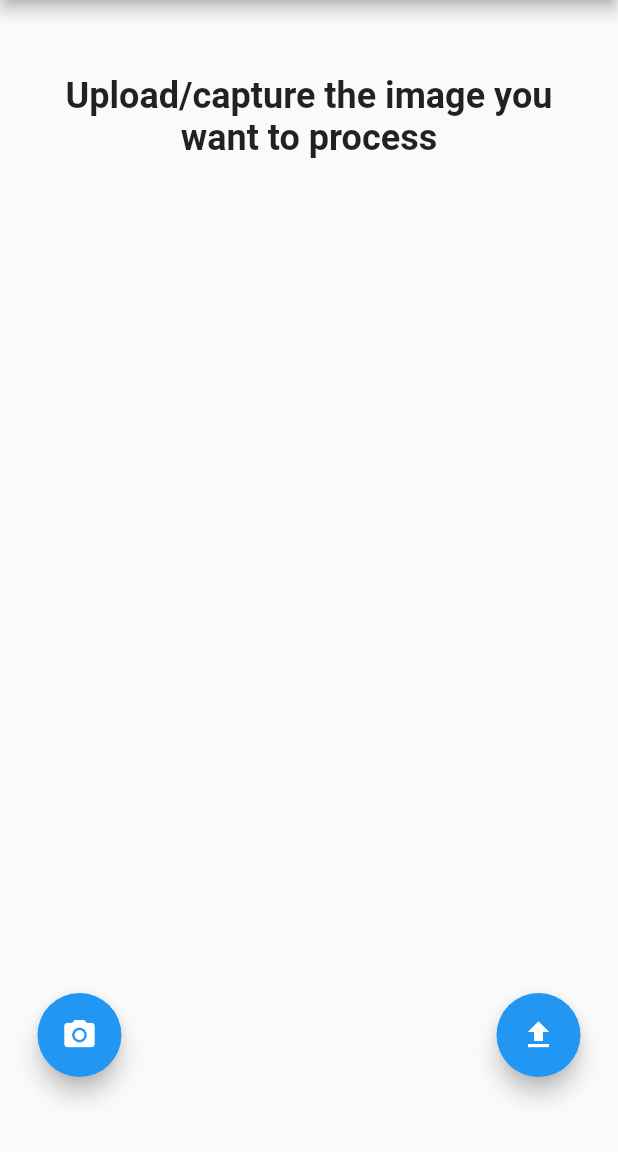
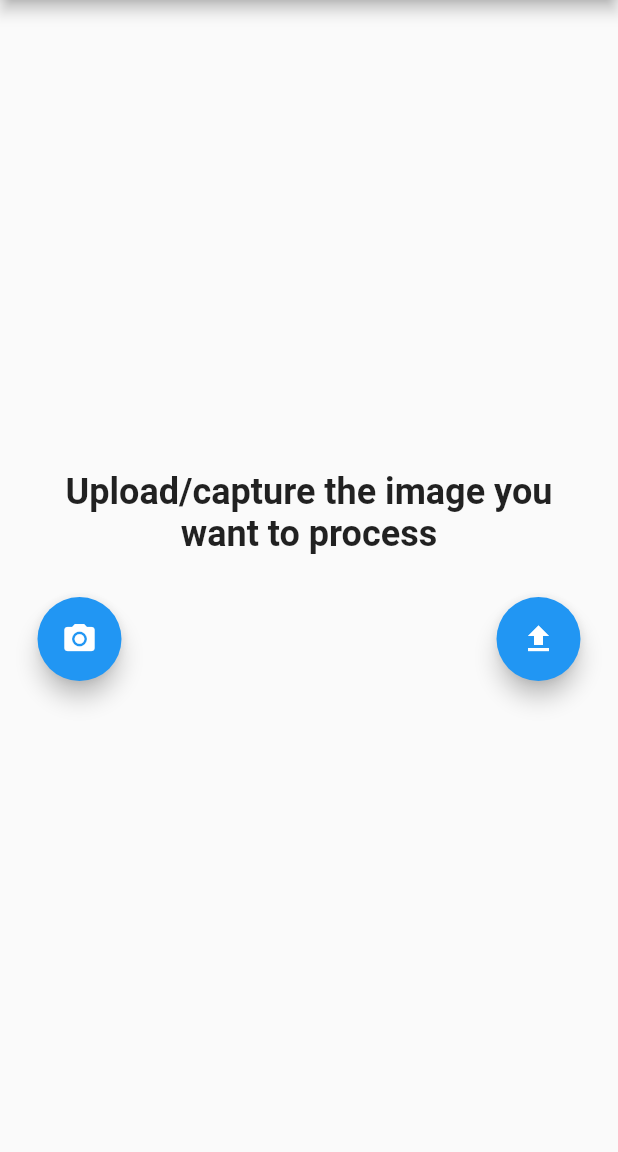
Before and after one commit to sebderhy/visionapi, a Flutter app: the screen it shows after launch, after a tap on "Background Segmentation", on a phone screen of 412 x 824 dp, the part 84-1236 px from its top. Run offline on Flutter 3.47's test engine with Material 2 defaults, Android fonts, the light colour scheme and no system bars; our stand-ins replace image_picker.

Commit message:
modified flutter app to support URL download

```diff
--- a/visionapp/lib/algo_choice.dart
+++ b/visionapp/lib/algo_choice.dart
@@ -1,5 +1,6 @@
 import 'package:flutter/material.dart';
 import 'image_analyzer.dart';
+import 'url_image_analyzer.dart';
 import 'constants.dart';
 
 class AlgoChoice extends StatelessWidget {
--- a/visionapp/lib/image_analyzer.dart
+++ b/visionapp/lib/image_analyzer.dart
@@ -122,10 +122,11 @@ class _ImageAnalyzerState extends State<ImageAnalyzer> {
         title: new Text(APP_NAME),
       ),
       body: new Container(
-        padding: EdgeInsets.symmetric(vertical: 50, horizontal: 25),
+        padding: EdgeInsets.symmetric(vertical: 25, horizontal: 25),
         child: Center(
+          child: SingleChildScrollView(
             child: Column(
-            mainAxisAlignment: MainAxisAlignment.spaceBetween,
+              mainAxisAlignment: MainAxisAlignment.start,
               crossAxisAlignment: CrossAxisAlignment.center,
               children: <Widget>[
                 GestureDetector(
@@ -164,6 +165,7 @@ class _ImageAnalyzerState extends State<ImageAnalyzer> {
             ),
           ),
         ),
+      ),
     );
   }
 }
--- a/visionapp/pubspec.yaml
+++ b/visionapp/pubspec.yaml
@@ -21,6 +21,7 @@ dependencies:
     sdk: flutter
   image_picker:
   http:
+  path_provider:
 
 
   # The following adds the Cupertino Icons font to your application.
```
Also changed, not shown: visionapp/pubspec.lock. Lines whose indentation alone changed are shown as unchanged.
